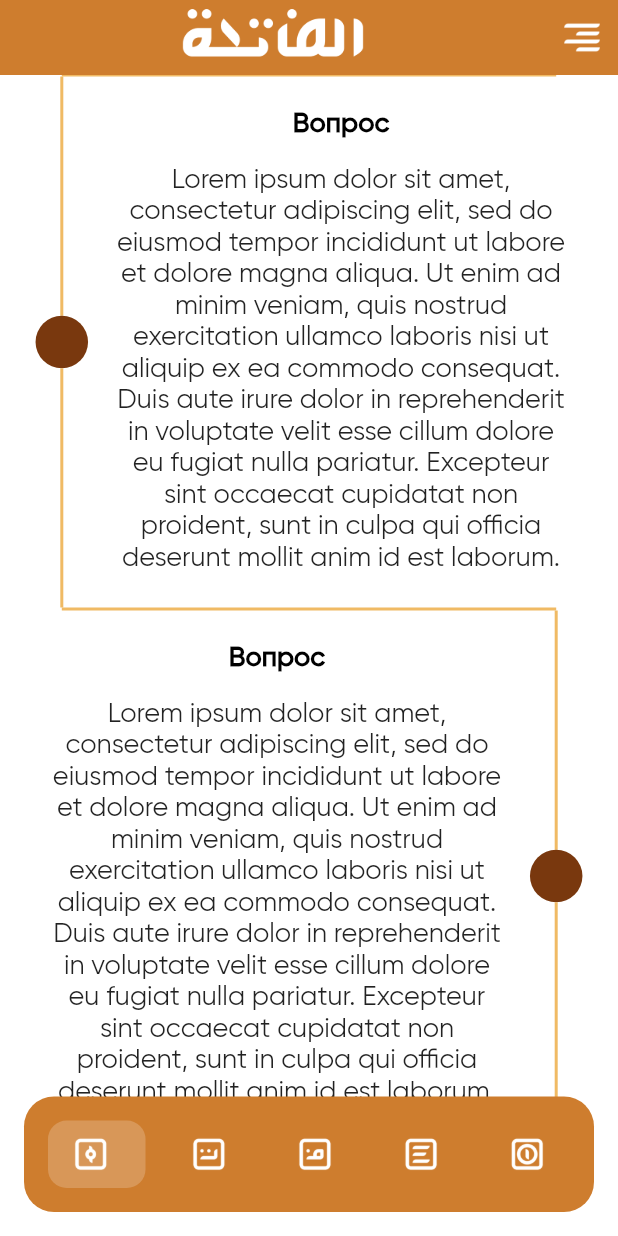
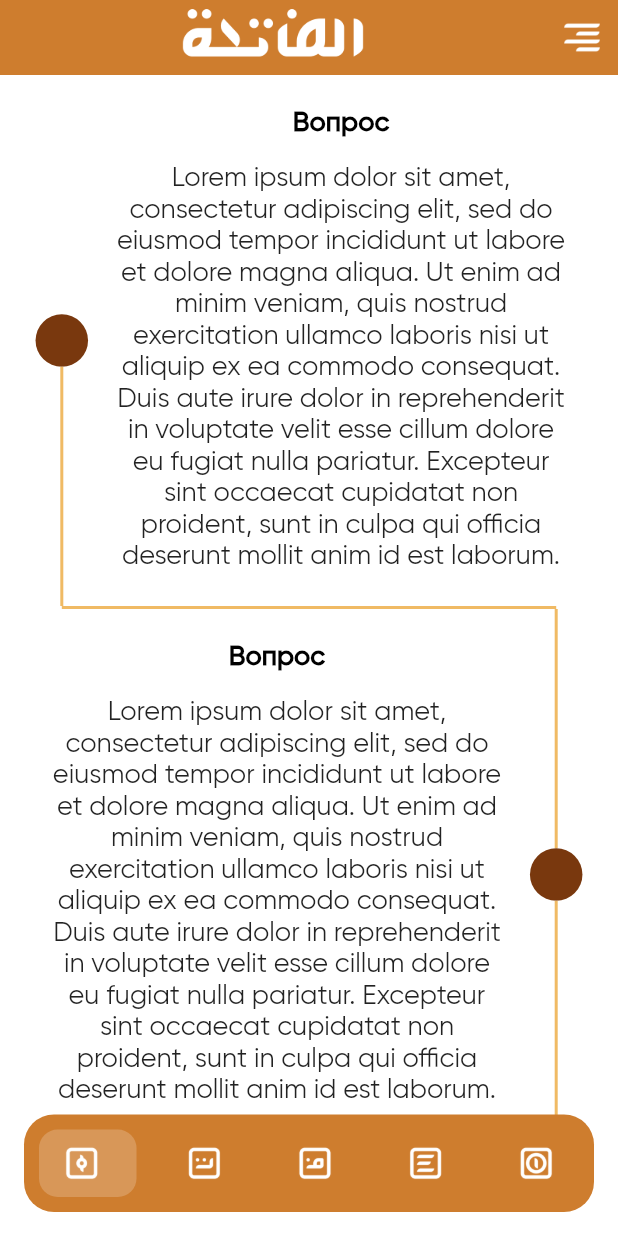
Before and after one commit to JMApps/project_fatiha, a Flutter app: the screen it shows after launch, on a phone screen of 412 x 824 dp. Run offline on Flutter 3.47's test engine with Material 2 defaults, Android fonts, the phone set to English and light mode, and no system bars; drawn by our look-alikes of salomon_bottom_bar, timeline_tile.

Commit message:
Fixes time line widget with salomon bottom bar

```diff
--- a/lib/presentation/ui/pages/main_page.dart
+++ b/lib/presentation/ui/pages/main_page.dart
@@ -25,7 +25,11 @@ class MainPage extends StatelessWidget {
       backgroundColor: const Color(0xFFFFFFFF),
       body: _widgetList[context.watch<MainBottomNavigationState>().getCurrentBottomNavigatorIndex],
       bottomNavigationBar: Container(
-        margin: const EdgeInsets.only(left: 16, right: 16, bottom: 16),
+        margin: const EdgeInsets.only(
+          left: 16,
+          right: 16,
+          bottom: 16,
+        ),
         decoration: BoxDecoration(
           borderRadius: BorderRadius.circular(20),
           color: const Color(0xFFCE7D2E),
--- a/lib/presentation/ui/pages/page_about_fatiha.dart
+++ b/lib/presentation/ui/pages/page_about_fatiha.dart
@@ -19,14 +19,14 @@ class PageAboutFatiha extends StatelessWidget {
           physics: const ClampingScrollPhysics(),
           child: Column(
             children: const [
-              TimeLineItem(contentDescription: 'Lorem ipsum dolor sit amet, consectetur adipiscing elit, sed do eiusmod tempor incididunt ut labore et dolore magna aliqua. Ut enim ad minim veniam, quis nostrud exercitation ullamco laboris nisi ut aliquip ex ea commodo consequat. Duis aute irure dolor in reprehenderit in voluptate velit esse cillum dolore eu fugiat nulla pariatur. Excepteur sint occaecat cupidatat non proident, sunt in culpa qui officia deserunt mollit anim id est laborum.'),
-              TimeLineItem(contentDescription: 'Lorem ipsum dolor sit amet, consectetur adipiscing elit, sed do eiusmod tempor incididunt ut labore et dolore magna aliqua. Ut enim ad minim veniam, quis nostrud exercitation ullamco laboris nisi ut aliquip ex ea commodo consequat. Duis aute irure dolor in reprehenderit in voluptate velit esse cillum dolore eu fugiat nulla pariatur. Excepteur sint occaecat cupidatat non proident, sunt in culpa qui officia deserunt mollit anim id est laborum.'),
-              TimeLineItem(contentDescription: 'Lorem ipsum dolor sit amet, consectetur adipiscing elit, sed do eiusmod tempor incididunt ut labore et dolore magna aliqua. Ut enim ad minim veniam, quis nostrud exercitation ullamco laboris nisi ut aliquip ex ea commodo consequat. Duis aute irure dolor in reprehenderit in voluptate velit esse cillum dolore eu fugiat nulla pariatur. Excepteur sint occaecat cupidatat non proident, sunt in culpa qui officia deserunt mollit anim id est laborum.'),
-              TimeLineItem(contentDescription: 'Lorem ipsum dolor sit amet, consectetur adipiscing elit, sed do eiusmod tempor incididunt ut labore et dolore magna aliqua. Ut enim ad minim veniam, quis nostrud exercitation ullamco laboris nisi ut aliquip ex ea commodo consequat. Duis aute irure dolor in reprehenderit in voluptate velit esse cillum dolore eu fugiat nulla pariatur. Excepteur sint occaecat cupidatat non proident, sunt in culpa qui officia deserunt mollit anim id est laborum.'),
-              TimeLineItem(contentDescription: 'Lorem ipsum dolor sit amet, consectetur adipiscing elit, sed do eiusmod tempor incididunt ut labore et dolore magna aliqua. Ut enim ad minim veniam, quis nostrud exercitation ullamco laboris nisi ut aliquip ex ea commodo consequat. Duis aute irure dolor in reprehenderit in voluptate velit esse cillum dolore eu fugiat nulla pariatur. Excepteur sint occaecat cupidatat non proident, sunt in culpa qui officia deserunt mollit anim id est laborum.'),
-              TimeLineItem(contentDescription: 'Lorem ipsum dolor sit amet, consectetur adipiscing elit, sed do eiusmod tempor incididunt ut labore et dolore magna aliqua. Ut enim ad minim veniam, quis nostrud exercitation ullamco laboris nisi ut aliquip ex ea commodo consequat. Duis aute irure dolor in reprehenderit in voluptate velit esse cillum dolore eu fugiat nulla pariatur. Excepteur sint occaecat cupidatat non proident, sunt in culpa qui officia deserunt mollit anim id est laborum.'),
-              TimeLineItem(contentDescription: 'Lorem ipsum dolor sit amet, consectetur adipiscing elit, sed do eiusmod tempor incididunt ut labore et dolore magna aliqua. Ut enim ad minim veniam, quis nostrud exercitation ullamco laboris nisi ut aliquip ex ea commodo consequat. Duis aute irure dolor in reprehenderit in voluptate velit esse cillum dolore eu fugiat nulla pariatur. Excepteur sint occaecat cupidatat non proident, sunt in culpa qui officia deserunt mollit anim id est laborum.'),
-              TimeLineItem(contentDescription: 'Lorem ipsum dolor sit amet, consectetur adipiscing elit, sed do eiusmod tempor incididunt ut labore et dolore magna aliqua. Ut enim ad minim veniam, quis nostrud exercitation ullamco laboris nisi ut aliquip ex ea commodo consequat. Duis aute irure dolor in reprehenderit in voluptate velit esse cillum dolore eu fugiat nulla pariatur. Excepteur sint occaecat cupidatat non proident, sunt in culpa qui officia deserunt mollit anim id est laborum.'),
+              TimeLineItem(contentDescription: 'Lorem ipsum dolor sit amet, consectetur adipiscing elit, sed do eiusmod tempor incididunt ut labore et dolore magna aliqua. Ut enim ad minim veniam, quis nostrud exercitation ullamco laboris nisi ut aliquip ex ea commodo consequat. Duis aute irure dolor in reprehenderit in voluptate velit esse cillum dolore eu fugiat nulla pariatur. Excepteur sint occaecat cupidatat non proident, sunt in culpa qui officia deserunt mollit anim id est laborum.', isFirst: true, isLast: false,),
+              TimeLineItem(contentDescription: 'Lorem ipsum dolor sit amet, consectetur adipiscing elit, sed do eiusmod tempor incididunt ut labore et dolore magna aliqua. Ut enim ad minim veniam, quis nostrud exercitation ullamco laboris nisi ut aliquip ex ea commodo consequat. Duis aute irure dolor in reprehenderit in voluptate velit esse cillum dolore eu fugiat nulla pariatur. Excepteur sint occaecat cupidatat non proident, sunt in culpa qui officia deserunt mollit anim id est laborum.', isFirst: false, isLast: false,),
+              TimeLineItem(contentDescription: 'Lorem ipsum dolor sit amet, consectetur adipiscing elit, sed do eiusmod tempor incididunt ut labore et dolore magna aliqua. Ut enim ad minim veniam, quis nostrud exercitation ullamco laboris nisi ut aliquip ex ea commodo consequat. Duis aute irure dolor in reprehenderit in voluptate velit esse cillum dolore eu fugiat nulla pariatur. Excepteur sint occaecat cupidatat non proident, sunt in culpa qui officia deserunt mollit anim id est laborum.', isFirst: false, isLast: false,),
+              TimeLineItem(contentDescription: 'Lorem ipsum dolor sit amet, consectetur adipiscing elit, sed do eiusmod tempor incididunt ut labore et dolore magna aliqua. Ut enim ad minim veniam, quis nostrud exercitation ullamco laboris nisi ut aliquip ex ea commodo consequat. Duis aute irure dolor in reprehenderit in voluptate velit esse cillum dolore eu fugiat nulla pariatur. Excepteur sint occaecat cupidatat non proident, sunt in culpa qui officia deserunt mollit anim id est laborum.', isFirst: false, isLast: false,),
+              TimeLineItem(contentDescription: 'Lorem ipsum dolor sit amet, consectetur adipiscing elit, sed do eiusmod tempor incididunt ut labore et dolore magna aliqua. Ut enim ad minim veniam, quis nostrud exercitation ullamco laboris nisi ut aliquip ex ea commodo consequat. Duis aute irure dolor in reprehenderit in voluptate velit esse cillum dolore eu fugiat nulla pariatur. Excepteur sint occaecat cupidatat non proident, sunt in culpa qui officia deserunt mollit anim id est laborum.', isFirst: false, isLast: false,),
+              TimeLineItem(contentDescription: 'Lorem ipsum dolor sit amet, consectetur adipiscing elit, sed do eiusmod tempor incididunt ut labore et dolore magna aliqua. Ut enim ad minim veniam, quis nostrud exercitation ullamco laboris nisi ut aliquip ex ea commodo consequat. Duis aute irure dolor in reprehenderit in voluptate velit esse cillum dolore eu fugiat nulla pariatur. Excepteur sint occaecat cupidatat non proident, sunt in culpa qui officia deserunt mollit anim id est laborum.', isFirst: false, isLast: false,),
+              TimeLineItem(contentDescription: 'Lorem ipsum dolor sit amet, consectetur adipiscing elit, sed do eiusmod tempor incididunt ut labore et dolore magna aliqua. Ut enim ad minim veniam, quis nostrud exercitation ullamco laboris nisi ut aliquip ex ea commodo consequat. Duis aute irure dolor in reprehenderit in voluptate velit esse cillum dolore eu fugiat nulla pariatur. Excepteur sint occaecat cupidatat non proident, sunt in culpa qui officia deserunt mollit anim id est laborum.', isFirst: false, isLast: false,),
+              TimeLineItem(contentDescription: 'Lorem ipsum dolor sit amet, consectetur adipiscing elit, sed do eiusmod tempor incididunt ut labore et dolore magna aliqua. Ut enim ad minim veniam, quis nostrud exercitation ullamco laboris nisi ut aliquip ex ea commodo consequat. Duis aute irure dolor in reprehenderit in voluptate velit esse cillum dolore eu fugiat nulla pariatur. Excepteur sint occaecat cupidatat non proident, sunt in culpa qui officia deserunt mollit anim id est laborum.', isFirst: false, isLast: true,),
             ],
           ),
         ),
--- a/lib/presentation/ui/widgets/salomon_bottom_navigation_bar.dart
+++ b/lib/presentation/ui/widgets/salomon_bottom_navigation_bar.dart
@@ -13,7 +13,7 @@ class SalomonBottomNavigationBar extends StatelessWidget {
   @override
   Widget build(BuildContext context) {
     return SalomonBottomBar(
-      margin: const EdgeInsets.all(16),
+      margin: const EdgeInsets.all(10),
       selectedColorOpacity: 0.2,
       selectedItemColor: const Color(0xFFFFFFFF),
       unselectedItemColor: const Color(0xFFC4D4CA),
--- a/lib/presentation/ui/widgets/time_line_tile_item.dart
+++ b/lib/presentation/ui/widgets/time_line_tile_item.dart
@@ -1,26 +1,26 @@
-import 'package:flutter/cupertino.dart';
 import 'package:flutter/material.dart';
 import 'package:timeline_tile/timeline_tile.dart';
 
 class TimeLineItem extends StatelessWidget {
-  const TimeLineItem({Key? key, required this.contentDescription})
-      : super(key: key);
+  const TimeLineItem({
+    Key? key,
+    required this.contentDescription,
+    required this.isFirst,
+    required this.isLast,
+  }) : super(key: key);
 
   final String contentDescription;
+  final bool isFirst;
+  final bool isLast;
 
   @override
   Widget build(BuildContext context) {
     return Column(
       children: [
-        const TimelineDivider(
-          begin: 0.1,
-          end: 0.9,
-          thickness: 1,
-          color: Color(0xFFF0BA64),
-        ),
         TimelineTile(
           alignment: TimelineAlign.manual,
           lineXY: 0.1,
+          isFirst: isFirst,
           indicatorStyle: const IndicatorStyle(
             width: 35,
             color: Color(0xFF79380E),
@@ -69,6 +69,7 @@ class TimeLineItem extends StatelessWidget {
         TimelineTile(
           alignment: TimelineAlign.manual,
           lineXY: 0.9,
+          isLast: isLast,
           indicatorStyle: const IndicatorStyle(
             width: 35,
             color: Color(0xFF79380E),
@@ -108,10 +109,10 @@ class TimeLineItem extends StatelessWidget {
             ),
           ),
         ),
-        const TimelineDivider(
+        isLast ? const SizedBox() : const TimelineDivider(
           begin: 0.1,
           end: 0.9,
-          thickness: 1,
+          thickness: 2,
           color: Color(0xFFF0BA64),
         ),
       ],
```
